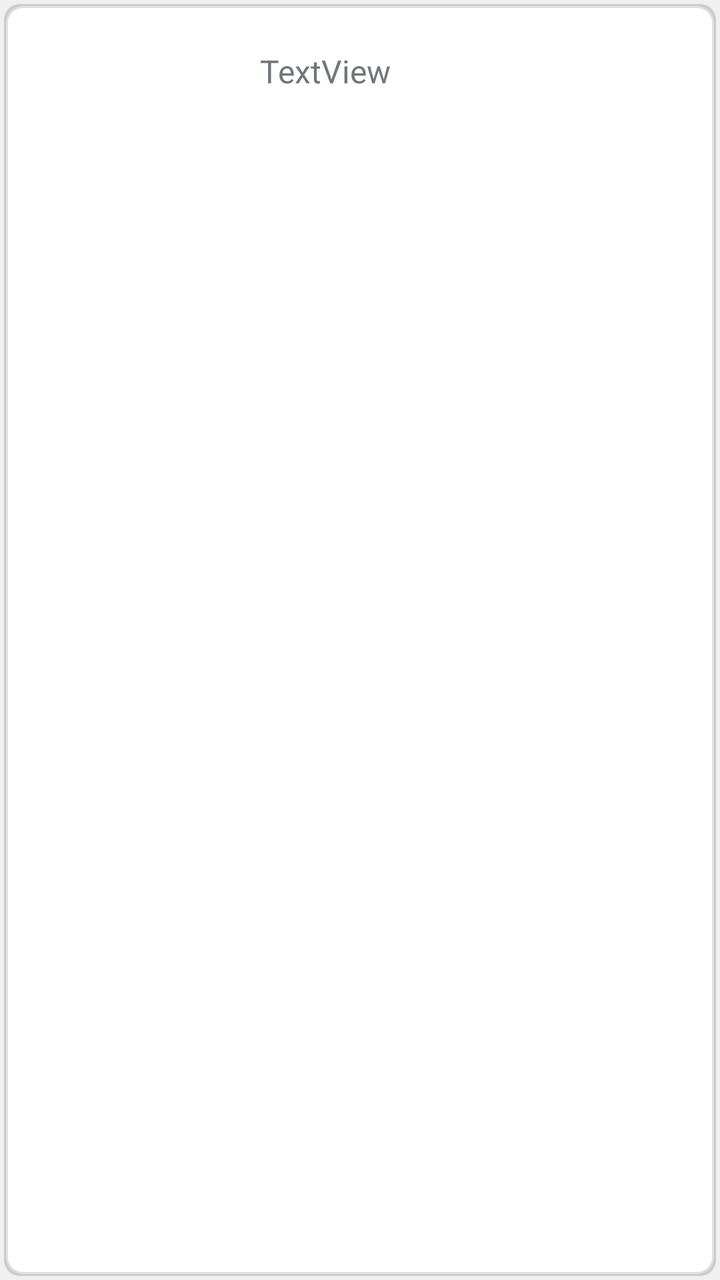
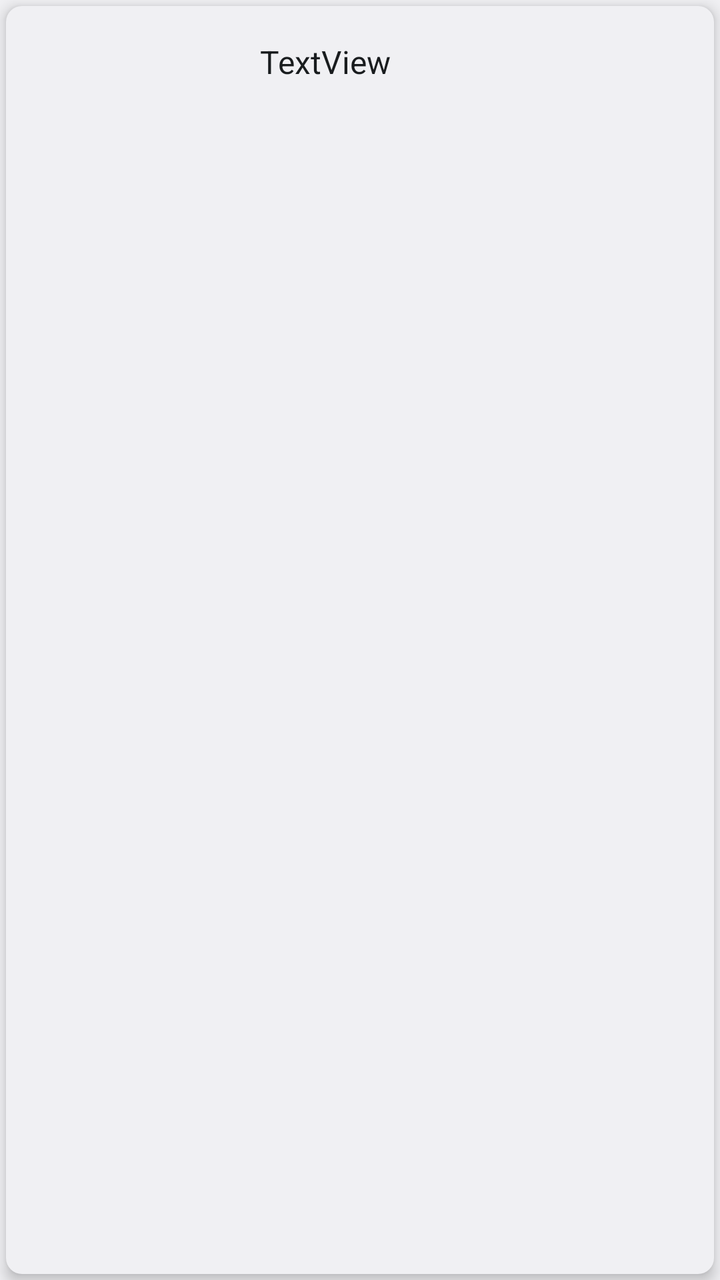

Two renders of the same Android screen: before a commit and after it. Below are the layout's source before the change and the commit's diff.
<!-- AndroidManifest.xml: application theme AppTheme -->
<!-- res/layout/item.xml -->
<?xml version="1.0" encoding="utf-8"?>
<LinearLayout xmlns:android="http://schemas.android.com/apk/res/android"
    android:id="@+id/soutu_result_item"
    android:layout_width="match_parent"
    android:layout_height="wrap_content"
    android:layout_margin="10dp"
    android:background="@drawable/card_bg"
    android:padding="10dp">

    <ImageView
        android:id="@+id/imageView4"
        android:layout_width="0dp"
        android:layout_height="60dp"
        android:layout_gravity="center"
        android:layout_marginEnd="10dp"
        android:layout_weight="1"
        android:adjustViewBounds="true"
        android:scaleType="fitCenter" />

    <LinearLayout
        android:layout_width="0dp"
        android:layout_height="100dp"
        android:layout_weight="2"
        android:orientation="vertical">

        <TextView
            android:id="@+id/name"
            android:layout_width="match_parent"
            android:layout_height="wrap_content"
            android:layout_weight="1"
            android:gravity="center_vertical"
            android:text="TextView"
            android:textSize="16sp" />

        <TextView
            android:id="@+id/description"
            android:layout_width="match_parent"
            android:layout_height="wrap_content"
            android:layout_weight="1"
            android:gravity="center_vertical"
            android:textSize="14sp" />

    </LinearLayout>

</LinearLayout>
<!-- resources referenced by this layout -->
<resources>
  <!-- drawable card_bg (drawable) -->
  <?xml version="1.0" encoding="utf-8"?>
  <layer-list xmlns:android="http://schemas.android.com/apk/res/android">
      
      <item
          android:left="2dp"
          android:top="2dp"
          android:right="2dp"
          android:bottom="2dp">
          <shape android:shape="rectangle">
              <solid android:color="#CCCCCC"/>
              <corners android:radius="8dp"/>
          </shape>
      </item>
  
      
      <item
          android:left="3dp"
          android:top="3dp"
          android:right="3dp"
          android:bottom="3dp">
          <shape android:shape="rectangle">
              <solid android:color="#FFFFFF"/>
              <corners android:radius="8dp"/>
              <stroke
                  android:width="1dp"
                  android:color="#E0E0E0"/>
          </shape>
      </item>
  </layer-list>
  <style name="AppTheme" parent="@android:style/Theme.DeviceDefault.Light.NoActionBar">
          <item name="android:statusBarColor">@android:color/white</item>
          <item name="android:windowLightStatusBar">true</item>
      </style>
</resources>

<!-- the commit's change to res/layout/item.xml (unified diff, before → after) -->
@@ -5,12 +5,13 @@
     android:layout_height="wrap_content"
     android:layout_margin="10dp"
     android:background="@drawable/card_bg"
+    android:elevation="4dp"
     android:padding="10dp">
 
     <ImageView
         android:id="@+id/imageView4"
         android:layout_width="0dp"
-        android:layout_height="60dp"
+        android:layout_height="match_parent"
         android:layout_gravity="center"
         android:layout_marginEnd="10dp"
         android:layout_weight="1"
@@ -18,26 +19,29 @@
         android:scaleType="fitCenter" />
 
     <LinearLayout
+        android:id="@+id/text"
         android:layout_width="0dp"
-        android:layout_height="100dp"
+        android:layout_height="80dp"
         android:layout_weight="2"
-        android:orientation="vertical">
+        android:orientation="vertical"
+        android:paddingTop="10dp"
+        android:paddingBottom="10dp">
 
         <TextView
             android:id="@+id/name"
             android:layout_width="match_parent"
             android:layout_height="wrap_content"
-            android:layout_weight="1"
             android:gravity="center_vertical"
             android:text="TextView"
+            android:textColor="?android:attr/textColorPrimary"
             android:textSize="16sp" />
 
         <TextView
             android:id="@+id/description"
             android:layout_width="match_parent"
             android:layout_height="wrap_content"
-            android:layout_weight="1"
             android:gravity="center_vertical"
+            android:textColor="?android:attr/textColorSecondary"
             android:textSize="14sp" />
 
     </LinearLayout>
<!-- resource entries referenced after the edit -->
@@ -3,30 +3,14 @@
   <!-- drawable card_bg (drawable) -->
   <?xml version="1.0" encoding="utf-8"?>
   <layer-list xmlns:android="http://schemas.android.com/apk/res/android">
-      
-      <item
-          android:left="2dp"
-          android:top="2dp"
-          android:right="2dp"
-          android:bottom="2dp">
-          <shape android:shape="rectangle">
-              <solid android:color="#CCCCCC"/>
-              <corners android:radius="8dp"/>
-          </shape>
-      </item>
-  
-      
       <item
           android:left="3dp"
           android:top="3dp"
           android:right="3dp"
           android:bottom="3dp">
           <shape android:shape="rectangle">
-              <solid android:color="#FFFFFF"/>
+              <solid android:color="?android:attr/colorBackground"/>
               <corners android:radius="8dp"/>
-              <stroke
-                  android:width="1dp"
-                  android:color="#E0E0E0"/>
           </shape>
       </item>
   </layer-list>
